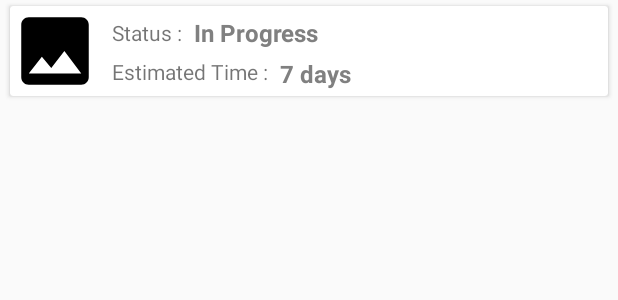
After one commit to NishantDesai999/road-andoird-2.0, an Android app: the layout history_status_change__card.xml on its own in the app's theme, with its tools: preview values and no code run, on a phone screen of 412 x 824 dp. The commit adds this screen. Shown: the top 300 px of the screen. Run offline under Robolectric (Android 15) with nearby library versions, the phone set to English and light mode, and no system bars.

Commit message:
with working Notificaton

```diff
--- a/MargSahayak/app/src/main/java/ml/uncoded/margsahayak/AllComplaints/linearListDataAdapter.java
+++ b/MargSahayak/app/src/main/java/ml/uncoded/margsahayak/AllComplaints/linearListDataAdapter.java
@@ -68,7 +68,9 @@ public class linearListDataAdapter extends RecyclerView.Adapter<linearListDataAd
         //Toast.makeText(mContext, "itemUrl"+singleItem.getUrl(), Toast.LENGTH_SHORT).show();
         Glide.with(mContext)
                 .load(singleItem.getUrl())
-                .diskCacheStrategy(DiskCacheStrategy.ALL)
+                .skipMemoryCache(true)
+                .dontAnimate()
+                .diskCacheStrategy(DiskCacheStrategy.SOURCE)
                 .centerCrop()
                 .error(R.drawable.ic_close_black_24dp).into(holder.itemImage);
 
--- a/MargSahayak/app/src/main/java/ml/uncoded/margsahayak/History/NotificationActivity.java
+++ b/MargSahayak/app/src/main/java/ml/uncoded/margsahayak/History/NotificationActivity.java
@@ -126,6 +126,7 @@ public class NotificationActivity extends AppCompatActivity {
                                     List<NotificationComplaintModel> notificationList = response.body();
                                     ComplainModel complainModel;
                                     for (NotificationComplaintModel notificationComplaintModel : notificationList) {
+                                        Log.d(TAG, "execute: "+notificationComplaintModel.getId());
                                             complainModel = realm.where(ComplainModel.class).equalTo("id", notificationComplaintModel.getId()).findFirst();
                                         if(notificationComplaintModel.getComplaintStatus()!=null)
                                             complainModel.setComplaintStatus(notificationComplaintModel.getComplaintStatus());
--- a/MargSahayak/app/src/main/java/ml/uncoded/margsahayak/History/NotificationListDataAdapter.java
+++ b/MargSahayak/app/src/main/java/ml/uncoded/margsahayak/History/NotificationListDataAdapter.java
@@ -18,6 +18,7 @@ import com.bumptech.glide.load.engine.DiskCacheStrategy;
 
 import java.util.ArrayList;
 
+import io.realm.RealmList;
 import ml.uncoded.margsahayak.R;
 import ml.uncoded.margsahayak.models.NotificationComplaintModel;
 
@@ -38,7 +39,7 @@ public class NotificationListDataAdapter extends RecyclerView.Adapter<Notificati
 
     @Override
     public SingleItemRowHolder onCreateViewHolder(ViewGroup viewGroup, int i) {
-        View v = LayoutInflater.from(viewGroup.getContext()).inflate(R.layout.all_complain_individual_card2, viewGroup,false);
+        View v = LayoutInflater.from(viewGroup.getContext()).inflate(R.layout.history_not_approved__card, viewGroup,false);
         SingleItemRowHolder mh = new SingleItemRowHolder(v);
         return mh;
     }
@@ -49,10 +50,16 @@ public class NotificationListDataAdapter extends RecyclerView.Adapter<Notificati
 
         NotificationComplaintModel singleItem = itemsList.get(i);
        // holder.area.setText(singleItem.getTaluka().toUpperCase());
-//        holder.status.setText(singleItem.getComplaintStatus().toUpperCase());
+        holder.status.setText(singleItem.getComplaintStatus().toUpperCase());
 //        holder.grievance.setText(singleItem.getGrivType().toUpperCase());
 //        holder.date.setText(singleItem.getTime().toUpperCase().substring(0,10) );
-
+            holder.completionDate1.setText(singleItem.getEstimatedDate());
+        StringBuilder mCommentsString = new StringBuilder();
+        RealmList<String> commentData = singleItem.getComments();
+        for(int j=0;j < commentData.size(); j++){
+            mCommentsString.append(commentData.get(j));
+        }
+            holder.comments.setText(mCommentsString);
 
         Log.d("test",itemsList.toString());
         Glide.with(mContext)
@@ -79,7 +86,7 @@ public class NotificationListDataAdapter extends RecyclerView.Adapter<Notificati
         protected TextView status;
         protected TextView date;
         protected TextView grievance;
-        protected TextView completionDate,completionDate1;
+        protected TextView completionDate,completionDate1,comments;
 
 
         protected Button delete;
@@ -99,7 +106,7 @@ public class NotificationListDataAdapter extends RecyclerView.Adapter<Notificati
             this.grievance = (TextView) view.findViewById(R.id.textView9);
             this.completionDate = (TextView) view.findViewById(R.id.textView10);
             this.completionDate1 = (TextView) view.findViewById(R.id.timeOfCompletion1);
-
+            this.comments=view.findViewById(R.id.tv_comment_data);
 
 
             c.setOnClickListener(new View.OnClickListener() {
--- a/MargSahayak/app/src/main/java/ml/uncoded/margsahayak/Individual_Detail_Activity.java
+++ b/MargSahayak/app/src/main/java/ml/uncoded/margsahayak/Individual_Detail_Activity.java
@@ -78,7 +78,7 @@ public class Individual_Detail_Activity extends AppCompatActivity {
         }
         mComment.setText(mCommentsString);
         mDescription.setText(complainModel.getDescription());
-        Glide.with(Individual_Detail_Activity.this).load(complainModel.getUrl()).into(new SimpleTarget<GlideDrawable>() {
+        Glide.with(Individual_Detail_Activity.this).load(complainModel.getUrl()).fitCenter().into(new SimpleTarget<GlideDrawable>() {
             @Override
             public void onResourceReady(GlideDrawable resource, GlideAnimation<? super GlideDrawable> glideAnimation) {
                 ((android.support.design.widget.CollapsingToolbarLayout)findViewById(R.id.toolbar_layout)).setBackground(resource);
--- a/MargSahayak/app/src/main/java/ml/uncoded/margsahayak/Network/Api.java
+++ b/MargSahayak/app/src/main/java/ml/uncoded/margsahayak/Network/Api.java
@@ -20,7 +20,7 @@ import retrofit2.http.Part;
 import retrofit2.http.Query;
 
 public interface Api {
-    String BASE_URL = "http://192.168.2.2:3003/api/android/";
+    String BASE_URL = "http://192.168.43.165:3003/api/android/";
 
     @GET("testLate")
     Call<ComplainModel> getLateReply();
--- /dev/null
+++ b/MargSahayak/app/src/main/res/layout/history_status_change__card.xml
@@ -0,0 +1,115 @@
+<?xml version="1.0" encoding="utf-8"?>
+<android.support.v7.widget.CardView xmlns:android="http://schemas.android.com/apk/res/android"
+    xmlns:app="http://schemas.android.com/apk/res-auto"
+    xmlns:tools="http://schemas.android.com/tools"
+    android:id="@+id/card"
+    android:layout_width="match_parent"
+    android:layout_height="wrap_content"
+    android:layout_marginLeft="4dp"
+    android:layout_marginRight="4dp"
+    android:elevation="16dp"
+    android:orientation="horizontal"
+    app:cardUseCompatPadding="true">
+
+    <android.support.constraint.ConstraintLayout
+        android:layout_width="match_parent"
+        android:layout_height="match_parent"
+        android:background="?android:selectableItemBackground"
+        android:orientation="vertical"
+        android:paddingRight="8dp">
+
+        <ImageView
+            android:id="@+id/itemImage"
+            android:layout_width="60dp"
+            android:layout_height="60dp"
+            android:layout_gravity="center_horizontal"
+            android:scaleType="fitCenter"
+            app:layout_constraintStart_toStartOf="parent"
+            app:layout_constraintTop_toTopOf="parent"
+            app:srcCompat="@drawable/ic_image_black_24dp"
+            tools:ignore="VectorDrawableCompat" />
+
+
+        <!--app:layout_constraintBottom_toBottomOf="parent"-->
+        <!--app:layout_constraintStart_toEndOf="@+id/itemImage"-->
+        <!--app:layout_constraintTop_toBottomOf="@+id/tvTitle4" />-->
+
+        <TextView
+            android:id="@+id/tvTitle4"
+            android:layout_width="wrap_content"
+            android:layout_height="wrap_content"
+            android:layout_marginStart="8dp"
+            android:layout_marginTop="8dp"
+            android:capitalize="words"
+            android:text="Status :"
+            app:layout_constraintStart_toEndOf="@+id/itemImage"
+            app:layout_constraintTop_toTopOf="parent" />
+
+
+        <TextView
+            android:id="@+id/status"
+            android:layout_width="wrap_content"
+            android:layout_height="wrap_content"
+            android:layout_marginStart="8dp"
+            android:paddingEnd="10dp"
+            android:paddingRight="10dp"
+            android:text="In Progress"
+            android:textAppearance="@style/mText"
+            app:layout_constraintBottom_toBottomOf="@+id/tvTitle4"
+            app:layout_constraintStart_toEndOf="@+id/tvTitle4"
+            app:layout_constraintTop_toTopOf="@+id/tvTitle4" />
+
+        <TextView
+            android:id="@+id/textView10"
+            android:layout_width="wrap_content"
+            android:layout_height="wrap_content"
+            android:text="Estimated Time :"
+            android:visibility="visible"
+            app:layout_constraintBottom_toBottomOf="parent"
+            app:layout_constraintStart_toStartOf="@+id/tvTitle4"
+            app:layout_constraintTop_toBottomOf="@+id/tvTitle4"
+            tools:ignore="RtlCompat" />
+
+
+        <TextView
+            android:id="@+id/timeOfCompletion1"
+            android:layout_width="wrap_content"
+            android:layout_height="wrap_content"
+            android:layout_marginStart="8dp"
+            android:capitalize="words"
+            android:text="7 days "
+            android:textAppearance="@style/mText"
+            android:visibility="visible"
+            app:layout_constraintBottom_toBottomOf="@+id/textView10"
+            app:layout_constraintStart_toEndOf="@+id/textView10"
+            app:layout_constraintTop_toTopOf="@+id/textView10"
+            app:layout_constraintVertical_bias="0.0"
+            tools:ignore="RtlCompat" />
+
+        <TextView
+            android:id="@+id/comments"
+            android:layout_width="wrap_content"
+            android:layout_height="wrap_content"
+            android:text="Comments : "
+            android:visibility="gone"
+            app:layout_constraintBottom_toBottomOf="parent"
+            app:layout_constraintStart_toStartOf="@+id/tvTitle4"
+            app:layout_constraintTop_toBottomOf="@+id/tvTitle4" />
+
+        <TextView
+            android:id="@+id/tv_comment_data"
+            android:layout_width="0dp"
+            android:layout_height="wrap_content"
+            android:layout_marginStart="8dp"
+            android:layout_marginEnd="8dp"
+            android:text="comment Data"
+            android:visibility="gone"
+            app:layout_constraintEnd_toEndOf="parent"
+            app:layout_constraintHorizontal_bias="0.51"
+            app:layout_constraintStart_toEndOf="@+id/comments"
+            app:layout_constraintTop_toTopOf="@+id/comments" />
+
+
+    </android.support.constraint.ConstraintLayout>
+
+</android.support.v7.widget.CardView>
```
